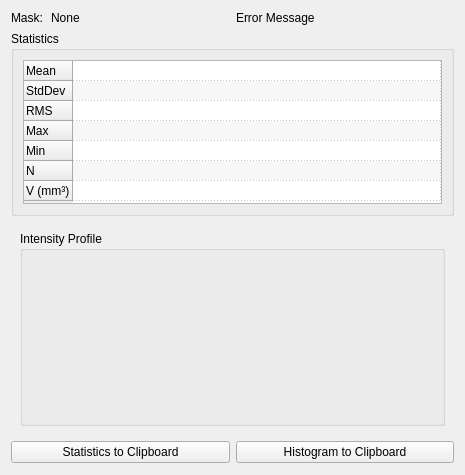
The window that Modules/Bundles/org.mitk.gui.qt.imagestatistics/src/internal/QmitkImageStatisticsViewControls.ui (MITK/MITK) describes before a commit, drawn with Qt 5.
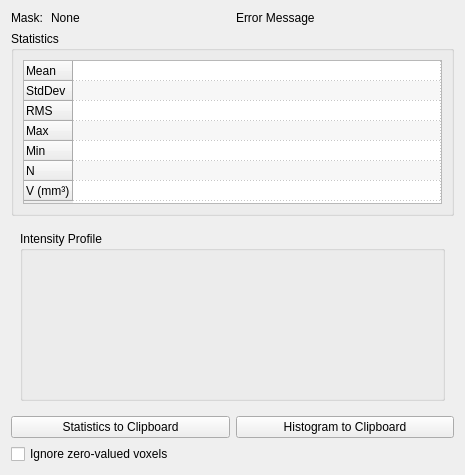
The same window after the commit. Custom widgets are drawn as their Qt base class.

Commit message: implemented ignore-zeros feature for the image stats

```diff
--- a/Modules/Bundles/org.mitk.gui.qt.imagestatistics/src/internal/QmitkImageStatisticsViewControls.ui
+++ b/Modules/Bundles/org.mitk.gui.qt.imagestatistics/src/internal/QmitkImageStatisticsViewControls.ui
@@ -301,7 +301,7 @@
      </widget>
      <widget class="QWidget" name="page_2">
       <layout class="QGridLayout" name="gridLayout_9">
-       <item row="0" column="0">
+       <item row="1" column="0">
         <widget class="QGroupBox" name="groupBox_2">
          <property name="title">
           <string>Intensity Profile</string>
@@ -367,6 +367,13 @@
      </property>
     </widget>
    </item>
+   <item row="5" column="0">
+    <widget class="QCheckBox" name="m_IgnoreZerosCheckbox">
+     <property name="text">
+      <string>Ignore zero-valued voxels</string>
+     </property>
+    </widget>
+   </item>
   </layout>
  </widget>
  <customwidgets>
```
Left out of the diff: 39 changed lines with no effect on the pictures. The commit also changes 4 other files.
